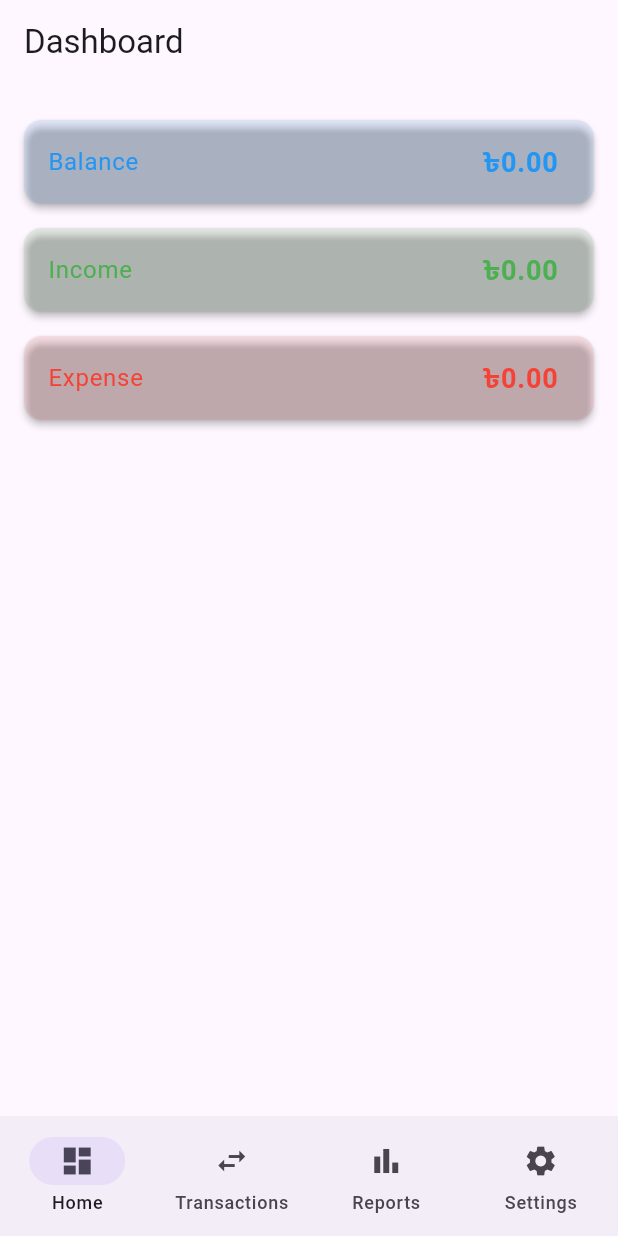
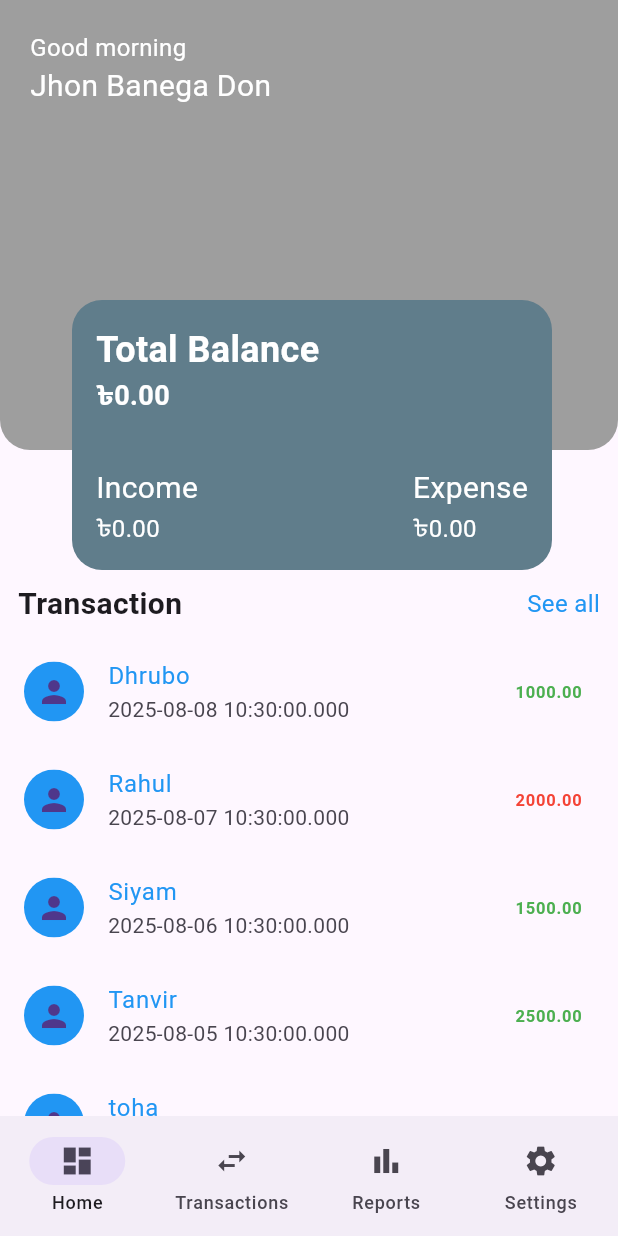
Before and after one commit to dhrubo3724/Task_Forcee, a Flutter app: the screen it shows after launch, on a phone screen of 412 x 824 dp. Run offline on Flutter 3.47's test engine with Material 3 defaults, Android fonts, the phone set to English and light mode, and no system bars; our stand-ins replace csv, fl_chart, flutter_bloc, hive, share_plus, shared_preferences; accounts and stored records are empty; generated files the repository leaves out were written again.

Commit message:
chore:transaction update

```diff
--- a/lib/app.dart
+++ b/lib/app.dart
@@ -2,7 +2,7 @@ import 'package:flutter/material.dart';
 import 'package:flutter_bloc/flutter_bloc.dart';
 
 import 'core/theme/theme_cubit.dart';
-import 'features/main_navigation_screen.dart';
+import 'module/main_navigation_screen.dart';
 
 class TaskForce extends StatelessWidget {
   const TaskForce({super.key});
--- a/lib/features/deshboard/presentation/view/dashboard_screen.dart
+++ /dev/null
@@ -1,67 +0,0 @@
-import 'package:flutter/material.dart';
-import 'package:flutter_bloc/flutter_bloc.dart';
-import 'package:hive/hive.dart';
-
-import '../../../transactions/data/models/transaction_model.dart';
-import '../../../transactions/presentation/cubit/transaction_cubit.dart';
-
-class DashboardScreen extends StatelessWidget {
-  const DashboardScreen({super.key});
-
-  double calculateTotal(List<TransactionModel> txns, bool isIncome) {
-    return txns
-        .where((txn) => txn.isIncome == isIncome)
-        .fold(0.0, (sum, txn) => sum + txn.amount);
-  }
-
-  @override
-  Widget build(BuildContext context) {
-    return BlocProvider(
-      create:
-          (_) =>
-              TransactionCubit(Hive.box<TransactionModel>('transactions'))
-                ..loadTransactions(),
-      child: Scaffold(
-        appBar: AppBar(title: const Text('Dashboard')),
-        body: BlocBuilder<TransactionCubit, List<TransactionModel>>(
-          builder: (context, txns) {
-            final income = calculateTotal(txns, true);
-            final expense = calculateTotal(txns, false);
-            final balance = income - expense;
-
-            return Padding(
-              padding: const EdgeInsets.all(16),
-              child: Column(
-                crossAxisAlignment: CrossAxisAlignment.stretch,
-                children: [
-                  _buildCard('Balance', balance, Colors.blue),
-                  _buildCard('Income', income, Colors.green),
-                  _buildCard('Expense', expense, Colors.red),
-                ],
-              ),
-            );
-          },
-        ),
-      ),
-    );
-  }
-
-  Widget _buildCard(String label, double value, Color color) {
-    return Card(
-      color: color.withOpacity(0.1),
-      elevation: 2,
-      margin: const EdgeInsets.symmetric(vertical: 8),
-      child: ListTile(
-        title: Text(label, style: TextStyle(color: color)),
-        trailing: Text(
-          '৳${value.toStringAsFixed(2)}',
-          style: TextStyle(
-            fontWeight: FontWeight.bold,
-            fontSize: 18,
-            color: color,
-          ),
-        ),
-      ),
-    );
-  }
-}
--- a/lib/main.dart
+++ b/lib/main.dart
@@ -3,7 +3,7 @@ import 'package:hive/hive.dart';
 import 'package:path_provider/path_provider.dart';
 
 import 'app.dart';
-import 'features/transactions/data/models/transaction_model.dart';
+import 'module/transactions/data/models/transaction_model.dart';
 
 // void main() {
 //   runApp(const TaskForce());
--- /dev/null
+++ b/lib/module/deshboard/presentation/view/dashboard_screen.dart
@@ -0,0 +1,183 @@
+import 'package:flutter/material.dart';
+import 'package:flutter_bloc/flutter_bloc.dart';
+import 'package:hive/hive.dart';
+import 'package:task_force/module/transactions/data/demo/demo_data_list.dart';
+
+import '../../../transactions/data/models/transaction_model.dart';
+import '../../../transactions/presentation/cubit/transaction_cubit.dart';
+import '../widget/balance_card.dart';
+
+class DashboardScreen extends StatelessWidget {
+  const DashboardScreen({super.key});
+
+  double calculateTotal(List<TransactionModel> txns, bool isIncome) {
+    return txns
+        .where((txn) => txn.isIncome == isIncome)
+        .fold(0.0, (sum, txn) => sum + txn.amount);
+  }
+
+  @override
+  Widget build(BuildContext context) {
+    return BlocProvider(
+      create:
+          (_) =>
+              TransactionCubit(Hive.box<TransactionModel>('transactions'))
+                ..loadTransactions(),
+      child: Scaffold(
+        body: SafeArea(
+          child: BlocBuilder<TransactionCubit, List<TransactionModel>>(
+            builder: (context, txns) {
+              final income = calculateTotal(txns, true);
+              final expense = calculateTotal(txns, false);
+              final balance = income - expense;
+
+              return CustomScrollView(
+                slivers: [
+                  SliverToBoxAdapter(
+                    child: SizedBox(
+                      height: 380,
+                      child: Stack(
+                        children: [
+                          Column(
+                            children: [
+                              Container(
+                                width: double.infinity,
+                                height: 300,
+                                decoration: BoxDecoration(
+                                  color: Colors.grey,
+                                  borderRadius: BorderRadius.only(
+                                    bottomLeft: Radius.circular(20),
+                                    bottomRight: Radius.circular(20),
+                                  ),
+                                ),
+                                child: Padding(
+                                  padding: const EdgeInsets.all(20.0),
+                                  child: Column(
+                                    crossAxisAlignment:
+                                        CrossAxisAlignment.start,
+                                    children: [
+                                      Text(
+                                        'Good morning',
+                                        style: TextStyle(
+                                          color: Colors.white,
+                                          fontSize: 16,
+                                          fontWeight: FontWeight.w400,
+                                        ),
+                                      ),
+                                      Text(
+                                        'Jhon Banega Don',
+                                        style: TextStyle(
+                                          color: Colors.white,
+                                          fontSize: 20,
+                                          fontWeight: FontWeight.w400,
+                                        ),
+                                      ),
+                                    ],
+                                  ),
+                                ),
+                              ),
+                            ],
+                          ),
+                          Positioned(
+                            top: 200,
+                            left: 48,
+                            child: BalanceCard(
+                              label: 'Total Balance',
+                              value: balance,
+                              color: Colors.white,
+                            ),
+                          ),
+                        ],
+                      ),
+                    ),
+                  ),
+                  SliverToBoxAdapter(
+                    child: Padding(
+                      padding: const EdgeInsets.symmetric(
+                        horizontal: 12.0,
+                        vertical: 8,
+                      ),
+                      child: Row(
+                        mainAxisAlignment: MainAxisAlignment.spaceBetween,
+                        children: [
+                          Text(
+                            'Transaction',
+                            style: TextStyle(
+                              fontSize: 20,
+                              fontWeight: FontWeight.bold,
+                            ),
+                          ),
+                          Text(
+                            'See all',
+                            style: TextStyle(fontSize: 16, color: Colors.blue),
+                          ),
+                        ],
+                      ),
+                    ),
+                  ),
+                  SliverList(
+                    delegate: SliverChildBuilderDelegate(
+                      (context, index) {
+                        // final txn = txns[index];
+                        return ListTile(
+                          leading: ClipRRect(
+                            borderRadius: BorderRadius.circular(8),
+                            child: CircleAvatar(
+                              radius: 20,
+                              backgroundColor: Colors.blue,
+                              child: Icon(Icons.person),
+                            ),
+                            // Container(
+                            //   height: 40,
+                            //   width: 40,
+                            //   color: txn.isIncome ? Colors.green : Colors.red,
+                            //   child: Icon(
+                            //     txn.isIncome
+                            //         ? Icons.arrow_upward
+                            //         : Icons.arrow_downward,
+                            //     color: Colors.white,
+                            //   ),
+                            // ),
+                          ),
+                          title: Text(
+                            geter()[index].title!,
+                            style: TextStyle(color: Colors.blue),
+                          ), //Text(txn.title),
+                          // subtitle: Text(txn.date.toLocal().toString()),
+                          // trailing: Text(
+                          //   '৳${txn.amount.toStringAsFixed(2)}',
+                          //   style: TextStyle(
+                          //     color: txn.isIncome ? Colors.green : Colors.red,
+                          //   ),
+                          // ),
+                          subtitle: Text(
+                            geter()[index].date!.toLocal().toString(),
+                          ),
+                          trailing: Text(
+                            geter()[index].amount!.toStringAsFixed(2),
+                            style: TextStyle(
+                              color:
+                                  geter()[index].isIncome!
+                                      ? Colors.green
+                                      : Colors.red,
+                              fontWeight: FontWeight.bold,
+                            ),
+                          ),
+
+                          onTap: () {},
+                        );
+                      },
+                      childCount:
+                          geter()
+                              .length, // Use the actual number of transactions
+                    ),
+                  ),
+                ],
+              );
+            },
+          ),
+        ),
+      ),
+    );
+  }
+}
--- /dev/null
+++ b/lib/module/deshboard/presentation/widget/balance_card.dart
@@ -0,0 +1,104 @@
+import 'package:flutter/material.dart';
+
+class BalanceCard extends StatelessWidget {
+  const BalanceCard({
+    super.key,
+    required this.label,
+    required this.value,
+    required this.color,
+  });
+
+  final String label;
+  final double value;
+  final Color color; // Default color, can be customized
+
+  @override
+  Widget build(BuildContext context) {
+    return Container(
+      height: 180,
+      width: 320,
+      decoration: BoxDecoration(
+        color: Colors.blueGrey,
+        borderRadius: BorderRadius.circular(20),
+      ),
+      child: Padding(
+        padding: const EdgeInsets.all(16.0),
+        child: Column(
+          crossAxisAlignment: CrossAxisAlignment.start,
+          mainAxisAlignment: MainAxisAlignment.spaceBetween,
+
+          children: [
+            Column(
+              crossAxisAlignment: CrossAxisAlignment.start,
+              children: [
+                Text(
+                  label,
+                  style: TextStyle(
+                    color: color,
+                    fontSize: 24,
+                    fontWeight: FontWeight.bold,
+                  ),
+                ),
+                Text(
+                  '৳${value.toStringAsFixed(2)}',
+                  style: TextStyle(
+                    fontWeight: FontWeight.bold,
+                    fontSize: 18,
+                    color: color,
+                  ),
+                ),
+              ],
+            ),
+            Row(
+              mainAxisAlignment: MainAxisAlignment.spaceBetween,
+              children: [
+                Column(
+                  crossAxisAlignment: CrossAxisAlignment.start,
+                  children: [
+                    Text(
+                      'Income',
+                      style: TextStyle(
+                        fontSize: 20,
+                        fontWeight: FontWeight.w400,
+                        color: Colors.white,
+                      ),
+                    ),
+                    Text(
+                      '৳${value.toStringAsFixed(2)}',
+                      style: TextStyle(
+                        fontSize: 16,
+                        fontWeight: FontWeight.w400,
+                        color: Colors.white,
+                      ),
+                    ),
+                  ],
+                ),
+                Column(
+                  crossAxisAlignment: CrossAxisAlignment.start,
+                  children: [
+                    Text(
+                      'Expense',
+                      style: TextStyle(
+                        fontSize: 20,
+                        fontWeight: FontWeight.w400,
+                        color: Colors.white,
+                      ),
+                    ),
+                    Text(
+                      '৳${value.toStringAsFixed(2)}',
+                      style: TextStyle(
+                        fontSize: 16,
+                        fontWeight: FontWeight.w400,
+                        color: Colors.white,
+                      ),
+                    ),
+                  ],
+                ),
+              ],
+            ),
+          ],
+        ),
+      ),
+    );
+  }
+}
--- a/lib/features/main_navigation_screen.dart
+++ b/lib/module/main_navigation_screen.dart
@@ -1,9 +1,9 @@
 import 'package:flutter/material.dart';
-import 'package:task_force/features/deshboard/presentation/view/dashboard_screen.dart';
-import 'package:task_force/features/reports/presentation/view/reports_view.dart';
-import 'package:task_force/features/settings/presentation/view/settings_view.dart';
+import 'package:task_force/module/reports/presentation/view/reports_view.dart';
+import 'package:task_force/module/settings/presentation/view/settings_view.dart';
 
 import '../ui/screens/transaction_screen.dart';
+import 'deshboard/presentation/view/dashboard_screen.dart';
 
 class MainNavigationScreen extends StatefulWidget {
   const MainNavigationScreen({super.key});
--- /dev/null
+++ b/lib/module/transactions/data/demo/demo_data_list.dart
@@ -0,0 +1,34 @@
+import 'package:task_force/module/transactions/data/transaction_model.dart';
+
+List<money> geter() {
+  money dhrubo = money();
+  dhrubo.title = "Dhrubo";
+  dhrubo.amount = 1000.0;
+  dhrubo.date = DateTime.now();
+  dhrubo.isIncome = true;
+
+  money rahul = money();
+  rahul.title = "Rahul";
+  rahul.amount = 2000.0;
+  rahul.date = DateTime.now().subtract(Duration(days: 1));
+  rahul.isIncome = false;
+
+  money siyam = money();
+  siyam.title = "Siyam";
+  siyam.amount = 1500.0;
+  siyam.date = DateTime.now().subtract(Duration(days: 2));
+  siyam.isIncome = true;
+
+  money tanvir = money();
+  tanvir.title = "Tanvir";
+  tanvir.amount = 2500.0;
+  tanvir.date = DateTime.now().subtract(Duration(days: 3));
+  tanvir.isIncome = true;
+
+  money toha = money();
+  toha.title = "toha";
+  toha.amount = 3000.0;
+  toha.date = DateTime.now().subtract(Duration(days: 4));
+  toha.isIncome = false;
+  return [dhrubo, rahul, siyam, tanvir, toha];
+}
--- /dev/null
+++ b/lib/module/transactions/data/transaction_model.dart
@@ -0,0 +1,7 @@
+class money {
+  String? image;
+  String? title;
+  double? amount;
+  DateTime? date;
+  bool? isIncome;
+}
--- a/lib/services/export_service.dart
+++ b/lib/services/export_service.dart
@@ -6,7 +6,7 @@ import 'package:hive/hive.dart';
 import 'package:path_provider/path_provider.dart';
 import 'package:share_plus/share_plus.dart';
 
-import '../features/transactions/data/models/transaction_model.dart';
+import '../module/transactions/data/models/transaction_model.dart';
 
 class ExportService {
   Future<void> exportAsCSV() async {
--- a/pubspec.yaml
+++ b/pubspec.yaml
@@ -45,6 +45,7 @@ dependencies:
   csv: ^6.0.0
   share_plus: ^11.0.0
   shared_preferences: ^2.5.3
+  syncfusion_flutter_charts: ^30.1.42
 
 dev_dependencies:
   flutter_test:
```
Also changed, not shown: lib/module/reports/presentation/view/reports_view.dart (renamed from lib/features/reports/presentation/view/reports_view.dart), lib/module/settings/presentation/view/settings_view.dart (renamed from lib/features/settings/presentation/view/settings_view.dart), lib/module/transactions/data/models/transaction_model.dart (renamed from lib/features/transactions/data/models/transaction_model.dart), lib/module/transactions/presentation/cubit/transaction_cubit.dart (renamed from lib/features/transactions/presentation/cubit/transaction_cubit.dart), lib/module/transactions/presentation/view/add_transaction_screen.dart (renamed from lib/features/transactions/presentation/view/add_transaction_screen.dart), lib/module/transactions/presentation/view/transactions_view.dart (renamed from lib/features/transactions/presentation/view/transactions_view.dart), pubspec.lock.
